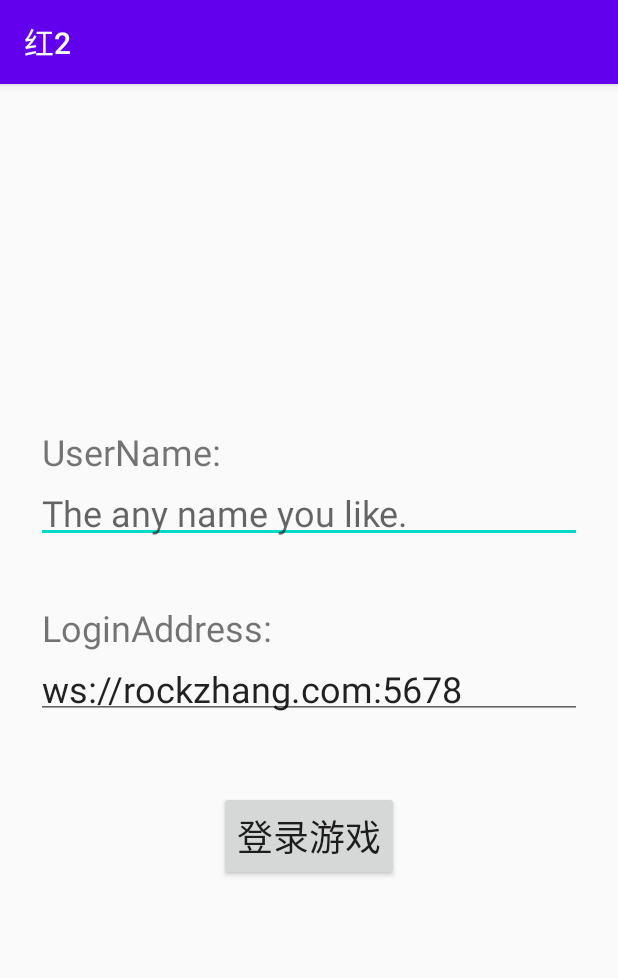
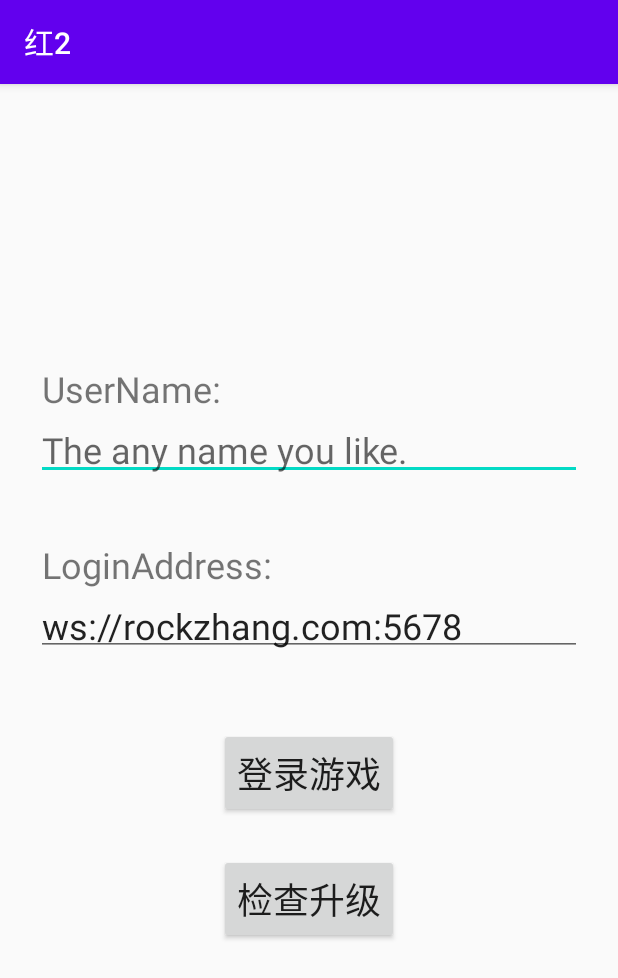
Before and after one commit to RockZhangCn/Red2-Android-Client, an Android app: the screen it shows after launch (MainActivity), on a phone screen of 412 x 824 dp. Shown: the top 978 px of the screen. Run offline under Robolectric (Android 15) with nearby library versions, the phone set to English and light mode, and no system bars.

Commit message:
自动更新半支持

```diff
--- a/app/src/main/AndroidManifest.xml
+++ b/app/src/main/AndroidManifest.xml
@@ -4,12 +4,16 @@
     package="com.rockzhang.red2">
 
     <uses-permission android:name="android.permission.INTERNET" />
+    <uses-permission android:name="android.permission.ACCESS_DOWNLOAD_MANAGER"/>
+    <uses-permission android:name="android.permission.WRITE_EXTERNAL_STORAGE"/>
+
     <application
         android:name=".app.Red2App"
         android:allowBackup="true"
         android:hardwareAccelerated="true"
         android:icon="@drawable/icon"
         android:label="@string/app_name"
+        android:usesCleartextTraffic="true"
         android:roundIcon="@drawable/icon"
         android:supportsRtl="true"
         android:theme="@style/Theme.MyApplication"
--- a/app/src/main/java/com/rockzhang/red2/MainActivity.java
+++ b/app/src/main/java/com/rockzhang/red2/MainActivity.java
@@ -7,7 +7,9 @@ import android.text.TextUtils;
 import android.view.View;
 import android.widget.Button;
 import android.widget.EditText;
+import android.widget.Toast;
 
+import com.rockzhang.red2.app.UpdateManager;
 import com.rockzhang.red2.utils.SPUtils;
 
 
@@ -18,8 +20,9 @@ public class MainActivity extends AppCompatActivity implements View.OnClickListe
     private EditText mServerAddressWidget;
     private EditText mPlayerNameWidget;
 
-
+    private UpdateManager mUpdateManager;
     private Button mStartGame;
+    private Button mUpdateButton;
 
     @Override
     protected void onCreate(Bundle savedInstanceState) {
@@ -27,6 +30,9 @@ public class MainActivity extends AppCompatActivity implements View.OnClickListe
         setContentView(R.layout.main_activity);
 
         mStartGame = findViewById(R.id.login_game_item);
+        mUpdateButton = findViewById(R.id.update_button);
+        mUpdateButton.setOnClickListener(this);
+
         mServerAddressWidget = findViewById(R.id.server_address);
         mPlayerNameWidget = findViewById(R.id.player_name);
         mStartGame.setOnClickListener(this);
@@ -41,6 +47,8 @@ public class MainActivity extends AppCompatActivity implements View.OnClickListe
         if (!TextUtils.isEmpty(mPlayerName)) {
             mPlayerNameWidget.setText(mPlayerName);
         }
+
+        mUpdateManager = new UpdateManager(this);
     }
 
     @Override
@@ -51,6 +59,11 @@ public class MainActivity extends AppCompatActivity implements View.OnClickListe
                 mServerAddress = mServerAddressWidget.getText().toString();
                 mPlayerName = mPlayerNameWidget.getText().toString();
 
+                if (TextUtils.isEmpty(mPlayerName) || TextUtils.isEmpty(mServerAddress)) {
+                    Toast.makeText(MainActivity.this, "请填写用户名或地址", Toast.LENGTH_LONG).show();
+                    return;
+                }
+
                 SPUtils.put(this, "server_address", mServerAddress);
                 SPUtils.put(this, "player_name", mPlayerName);
 
@@ -60,6 +73,9 @@ public class MainActivity extends AppCompatActivity implements View.OnClickListe
                 startActivity(intent);
 
                 break;
+            case R.id.update_button:
+                mUpdateManager.update();
+                break;
         }
     }
 
--- a/app/src/main/java/com/rockzhang/red2/app/Red2App.java
+++ b/app/src/main/java/com/rockzhang/red2/app/Red2App.java
@@ -13,6 +13,7 @@ public class Red2App extends Application {
     private static Context mAppContext;
     private static Red2App m_singleInstance;
 
+
     public static Red2App getInstance() {
         return m_singleInstance;
     }
@@ -22,6 +23,7 @@ public class Red2App extends Application {
         super.onCreate();
         m_singleInstance = this;
         mAppContext = m_singleInstance;
+
         getScreenInfo();
         new Thread(new Runnable() {
             @Override
--- /dev/null
+++ b/app/src/main/java/com/rockzhang/red2/app/UpdateManager.java
@@ -0,0 +1,43 @@
+package com.rockzhang.red2.app;
+
+
+import android.app.DownloadManager;
+import android.content.Context;
+import android.net.Uri;
+import android.os.Environment;
+
+import com.rockzhang.red2.BuildConfig;
+
+public class UpdateManager {
+    private Context mContext;
+    private static final String sApkMetaUrl = "http://rockzhang.com/red2/output-metadata.json";
+    private static final String sApkFileUrl = "http://rockzhang.com/red2/Red2-Android-release.apk";
+
+    public UpdateManager(Context context) {
+        mContext = context;
+    }
+
+
+    public void update() {
+        int versionCode = BuildConfig.VERSION_CODE;
+
+        DownloadManager.Request request = new DownloadManager.Request(Uri.parse(sApkFileUrl));
+        //设置在什么网络情况下进行下载
+        request.setAllowedNetworkTypes(DownloadManager.Request.NETWORK_WIFI);
+        request.setAllowedNetworkTypes(DownloadManager.Request.NETWORK_MOBILE);
+        //设置通知栏标题
+        request.setNotificationVisibility(DownloadManager.Request.VISIBILITY_VISIBLE_NOTIFY_COMPLETED);
+        request.setMimeType("application/vnd.android.package-archive");
+        request.setTitle("Red2升级");
+        request.setDescription("apk正在下载");
+        request.setAllowedOverRoaming(false);
+        //设置文件存放目录
+        request.setDestinationInExternalFilesDir(mContext, Environment.DIRECTORY_DOWNLOADS, "red2");
+
+        Environment.getExternalStoragePublicDirectory(Environment.DIRECTORY_DOWNLOADS).mkdir() ;
+        //设置文件存放路径
+        request.setDestinationInExternalPublicDir(Environment.DIRECTORY_DOWNLOADS, "Red2-Android-release.apk");
+        DownloadManager downManager = (DownloadManager)mContext.getSystemService(Context.DOWNLOAD_SERVICE);
+        downManager.enqueue(request);
+    }
+}
--- a/app/src/main/res/layout/main_activity.xml
+++ b/app/src/main/res/layout/main_activity.xml
@@ -59,5 +59,15 @@
         android:textAlignment="center"
         android:textSize="@dimen/main_activity_font" />
 
+    <Button
+        android:id="@+id/update_button"
+        android:layout_width="wrap_content"
+        android:layout_height="wrap_content"
+        android:layout_margin="@dimen/main_activity_margin"
+        android:padding="@dimen/main_activity_padding"
+        android:text="检查升级"
+        android:textAlignment="center"
+        android:textSize="@dimen/main_activity_font" />
+
 
 </LinearLayout>
```
Also changed, not shown: 2 other files.
